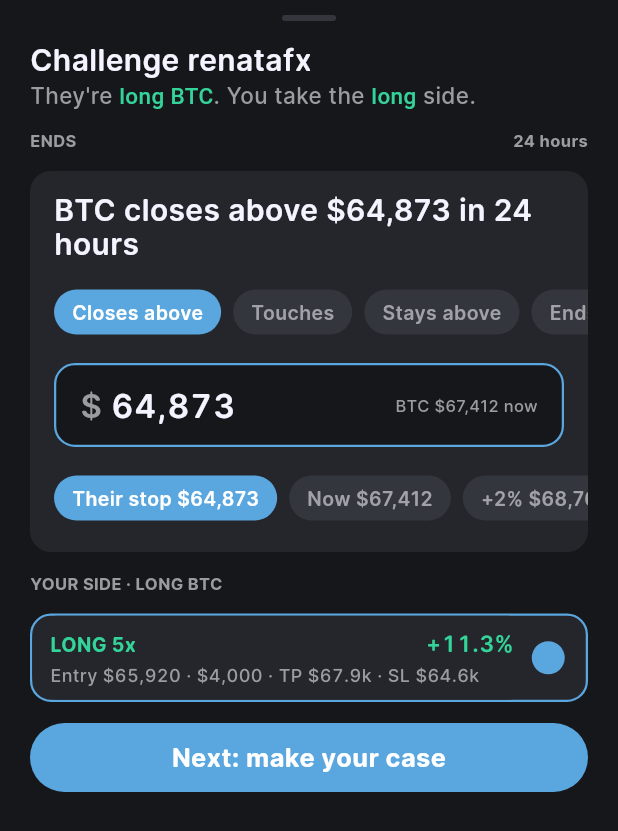
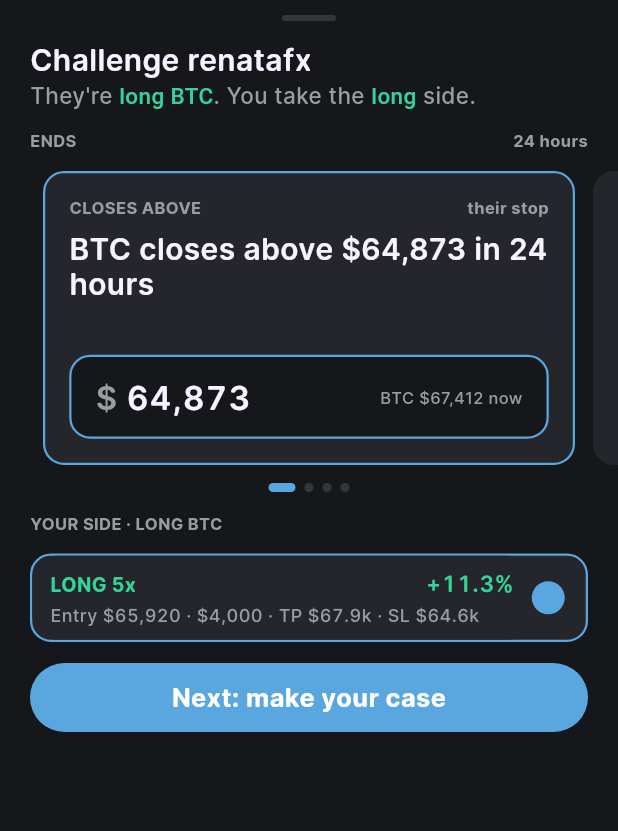
Before and after one commit to VistaMarkets/VistaColosseum, a Flutter app: the ChallengeSheet widget shown alone on an empty page, opened directly with sample values from the repository, on a phone screen of 412 x 824 dp. Shown: the top 831 px of the screen. Run offline on Flutter 3.47's test engine with Material 3 defaults, Android fonts, the phone set to English and light mode, and no system bars; our stand-ins replace flutter_svg; project files that could hold a hidden picture were left out.

Commit message:
Challenge sheet: swipe through ready-made challenge cards
Four ready-made challenges (past their stop, touches ±5%, stays short of
their target, ends higher/lower than now), each a full sentence with its
own price field; the card in view is the one posted. Replaces the
wording and price strips.

Co-Authored-By: Claude Opus 5.5 <noreply@anthropic.com>

```diff
--- a/app/lib/features/arena/challenge_sheet.dart
+++ b/app/lib/features/arena/challenge_sheet.dart
@@ -55,10 +55,39 @@ Future<void> startChallenge(BuildContext context, Take take) async {
   CallsStore.putOnDebate(take, debate.label);
 }
 
+/// One ready-made challenge on the carousel: its wording, why the price
+/// starts where it does, and the price (editable).
+class _Option {
+  _Option(this.kind, this.wording, this.note, double level)
+    : price = TextEditingController(text: _digits(level));
+
+  /// 0 closes, 1 touches, 2 stays, 3 ends (see [statement]).
+  final int kind;
+  final String wording;
+  final String note;
+  final TextEditingController price;
+
+  double? get level =>
+      double.tryParse(price.text.replaceAll(RegExp('[^0-9.]'), ''));
+
+  String statement(String ticker) {
+    final l = level;
+    final at = l == null ? r'$…' : MarketPrices.format(l, compact: true);
+    final verb = wording.toLowerCase();
+    return switch (kind) {
+      2 => '$ticker $verb $at for 24 hours',
+      3 => '$ticker $verb than $at in 24 hours',
+      _ => '$ticker $verb $at in 24 hours',
+    };
+  }
+}
+
+String _digits(double v) => groupDigits(v.roundToDouble(), 0);
+
 /// The Challenge sheet (Figma 578:273): who you're challenging and the side
-/// you take, when it ends, the debate (its sentence, the wording on a
-/// sideways strip, the price as its own field with shortcuts on another
-/// strip), your position on that side, then Next. Returns the debate.
+/// you take, when it ends, then ready-made challenges to swipe through
+/// (each a full sentence with its own price field), your position on that
+/// side, then Next. The card in view is the one posted. Returns the debate.
 class ChallengeSheet extends StatefulWidget {
   const ChallengeSheet({super.key, required this.take, required this.position});
 
@@ -75,66 +104,53 @@ class ChallengeSheet extends StatefulWidget {
 }
 
 class _ChallengeSheetState extends State<ChallengeSheet> {
-  int _wording = 0;
-  late final List<(String, double)> _prices = _priceOptions();
-  late final _price = TextEditingController(text: _digits(_prices.first.$2));
+  late final List<_Option> _options = _optionsFor();
+  final _pages = PageController(viewportFraction: 0.89);
+  int _page = 0;
 
-  bool get _long => widget.position.side == TradeSide.long;
   String get _ticker => widget.take.ticker;
+  _Option get _picked => _options[_page];
 
-  /// The long side argues up, the short side down.
-  List<String> get _wordings => _long
-      ? const ['Closes above', 'Touches', 'Stays above', 'Ends higher']
-      : const ['Closes below', 'Touches', 'Stays below', 'Ends lower'];
-
-  /// Their stop first (where their call is wrong), then now, steps your
-  /// way, and their target.
-  List<(String, double)> _priceOptions() {
+  /// Four challenges your way: past their stop, a stretch move, never
+  /// reaching their target, and simply from here.
+  List<_Option> _optionsFor() {
+    final long = widget.position.side == TradeSide.long;
     final now = MarketPrices.of(_ticker).value;
     final c = widget.take.call;
     final entry = c == null ? null : MarketPrices.base(_ticker) * c.entryRatio;
-    final dir = _long ? 1 : -1;
-    String fmt(double v) => MarketPrices.format(v, compact: true);
+    final dir = long ? 1 : -1;
     return [
-      if (entry != null)
-        ('Their stop ${fmt(entry * c!.stopLoss)}', entry * c.stopLoss),
-      ('Now ${fmt(now)}', now),
-      for (final pct in [2, 5])
-        (
-          '${dir > 0 ? '+' : '−'}$pct% ${fmt(now * (1 + dir * pct / 100))}',
-          now * (1 + dir * pct / 100),
+      _Option(
+        0,
+        long ? 'Closes above' : 'Closes below',
+        entry == null ? '${dir > 0 ? '+' : '−'}1%' : 'their stop',
+        entry == null ? now * (1 + dir * 0.01) : entry * c!.stopLoss,
       ),
-      if (entry != null)
-        ('Their TP ${fmt(entry * c!.takeProfit)}', entry * c.takeProfit),
+      _Option(1, 'Touches', '${dir > 0 ? '+' : '−'}5%', now * (1 + dir * 0.05)),
+      _Option(
+        2,
+        long ? 'Stays above' : 'Stays below',
+        entry == null ? '${dir > 0 ? '−' : '+'}2%' : 'their target, never hit',
+        entry == null ? now * (1 - dir * 0.02) : entry * c!.takeProfit,
+      ),
+      _Option(3, long ? 'Ends higher' : 'Ends lower', 'from now', now),
     ];
-  }
-
-  static String _digits(double v) => groupDigits(v.roundToDouble(), 0);
-
-  double? get _level =>
-      double.tryParse(_price.text.replaceAll(RegExp('[^0-9.]'), ''));
-
-  String get _statement {
-    final level = _level == null
-        ? r'$…'
-        : MarketPrices.format(_level!, compact: true);
-    final verb = _wordings[_wording].toLowerCase();
-    return switch (_wording) {
-      2 => '$_ticker $verb $level for 24 hours',
-      3 => '$_ticker $verb than $level in 24 hours',
-      _ => '$_ticker $verb $level in 24 hours',
-    };
   }
 
   @override
   void initState() {
     super.initState();
-    _price.addListener(() => setState(() {}));
+    for (final o in _options) {
+      o.price.addListener(() => setState(() {}));
+    }
   }
 
   @override
   void dispose() {
-    _price.dispose();
+    _pages.dispose();
+    for (final o in _options) {
+      o.price.dispose();
+    }
     super.dispose();
   }
 
@@ -144,12 +160,13 @@ class _ChallengeSheetState extends State<ChallengeSheet> {
     final change = m == null
         ? ''
         : '${m.changePct >= 0 ? '+' : '−'}${m.changePct.abs()}%';
+    final statement = _picked.statement(_ticker);
     Navigator.of(context).pop(
       LiveBattle(
         ticker: _ticker,
         change: change,
-        question: _statement,
-        chip: _statement,
+        question: statement,
+        chip: statement,
         // Only their call so far; yours joins when you post.
         longShare: widget.take.side == TradeSide.long ? 1 : 0,
         minutesLeft: ChallengeSheet.minutes,
@@ -167,9 +184,7 @@ class _ChallengeSheetState extends State<ChallengeSheet> {
       color: VistaColors.textMuted,
     );
     final label = VistaType.labelStrong.copyWith(color: VistaColors.textMuted);
-    final selectedPrice = _prices.indexWhere(
-      (o) => _level != null && _digits(o.$2) == _digits(_level!),
-    );
+    const side = VistaSpace.gutter + VistaSpace.xs;
 
     return Padding(
       padding: EdgeInsets.only(bottom: MediaQuery.viewInsetsOf(context).bottom),
@@ -177,9 +192,9 @@ class _ChallengeSheetState extends State<ChallengeSheet> {
         top: false,
         child: Padding(
           padding: const EdgeInsets.fromLTRB(
-            VistaSpace.gutter + VistaSpace.xs,
+            0,
             VistaSpace.lg,
-            VistaSpace.gutter + VistaSpace.xs,
+            0,
             VistaSpace.gutter,
           ),
           child: Column(
@@ -197,6 +212,11 @@ class _ChallengeSheetState extends State<ChallengeSheet> {
                 ),
               ),
               const SizedBox(height: VistaSpace.xxl),
+              Padding(
+                padding: const EdgeInsets.symmetric(horizontal: side),
+                child: Column(
+                  crossAxisAlignment: CrossAxisAlignment.stretch,
+                  children: [
                     Text('Challenge ${t.handle}', style: VistaType.title),
                     const SizedBox(height: VistaSpace.xs),
                     Text.rich(
@@ -224,55 +244,59 @@ class _ChallengeSheetState extends State<ChallengeSheet> {
                         Text('24 hours', style: label),
                       ],
                     ),
-              const SizedBox(height: VistaSpace.xxl),
-              // The debate: sentence, wording, price, price shortcuts.
-              Container(
-                padding: const EdgeInsets.only(
-                  left: VistaSpace.gutter,
-                  top: VistaSpace.xxl,
-                  bottom: VistaSpace.xxl,
-                ),
-                decoration: BoxDecoration(
-                  color: VistaColors.surface,
-                  borderRadius: BorderRadius.circular(14),
-                ),
-                clipBehavior: Clip.antiAlias,
-                child: Column(
-                  crossAxisAlignment: CrossAxisAlignment.start,
-                  children: [
-                    Padding(
-                      padding: const EdgeInsets.only(right: VistaSpace.gutter),
-                      child: Text(
-                        _statement,
-                        style: VistaType.title.copyWith(fontSize: 20),
-                      ),
-                    ),
-                    const SizedBox(height: VistaSpace.xl),
-                    _Strip(
-                      labels: _wordings,
-                      selected: _wording,
-                      onPick: (i) => setState(() => _wording = i),
-                    ),
-                    const SizedBox(height: VistaSpace.xl),
-                    Padding(
-                      padding: const EdgeInsets.only(right: VistaSpace.gutter),
-                      child: _PriceField(controller: _price, ticker: _ticker),
-                    ),
-                    const SizedBox(height: VistaSpace.xl),
-                    _Strip(
-                      labels: [for (final o in _prices) o.$1],
-                      selected: selectedPrice,
-                      onPick: (i) {
-                        _price.text = _digits(_prices[i].$2);
-                        _price.selection = TextSelection.collapsed(
-                          offset: _price.text.length,
-                        );
-                      },
-                    ),
                   ],
                 ),
               ),
               const SizedBox(height: VistaSpace.xxl),
+              // Ready-made challenges, the next one peeking in.
+              SizedBox(
+                height: 196,
+                child: PageView.builder(
+                  controller: _pages,
+                  itemCount: _options.length,
+                  onPageChanged: (i) {
+                    HapticFeedback.selectionClick();
+                    setState(() => _page = i);
+                  },
+                  // Centred, so every card lines up and its neighbours peek.
+                  itemBuilder: (context, i) => Padding(
+                    padding: const EdgeInsets.symmetric(
+                      horizontal: VistaSpace.sm,
+                    ),
+                    child: _ChallengeCard(
+                      key: ValueKey('challenge-card-$i'),
+                      option: _options[i],
+                      ticker: _ticker,
+                      picked: i == _page,
+                    ),
+                  ),
+                ),
+              ),
+              const SizedBox(height: VistaSpace.xl),
+              Row(
+                mainAxisAlignment: MainAxisAlignment.center,
+                children: [
+                  for (var i = 0; i < _options.length; i++)
+                    AnimatedContainer(
+                      duration: VistaMotion.state,
+                      margin: const EdgeInsets.symmetric(horizontal: 3),
+                      width: i == _page ? 18 : 6,
+                      height: 6,
+                      decoration: BoxDecoration(
+                        color: i == _page
+                            ? VistaColors.accent
+                            : VistaColors.surfaceRaised,
+                        borderRadius: BorderRadius.circular(VistaRadius.pill),
+                      ),
+                    ),
+                ],
+              ),
+              const SizedBox(height: VistaSpace.xxl),
+              Padding(
+                padding: const EdgeInsets.symmetric(horizontal: side),
+                child: Column(
+                  crossAxisAlignment: CrossAxisAlignment.stretch,
+                  children: [
                     Text(
                       'YOUR SIDE · ${p.side.label.toUpperCase()} $_ticker',
                       style: label,
@@ -284,7 +308,10 @@ class _ChallengeSheetState extends State<ChallengeSheet> {
                       decoration: BoxDecoration(
                         color: VistaColors.surface,
                         borderRadius: BorderRadius.circular(14),
-                  border: Border.all(color: VistaColors.accent, width: 1.5),
+                        border: Border.all(
+                          color: VistaColors.accent,
+                          width: 1.5,
+                        ),
                       ),
                       clipBehavior: Clip.antiAlias,
                       child: Row(
@@ -311,7 +338,10 @@ class _ChallengeSheetState extends State<ChallengeSheet> {
                       label: 'Next: make your case',
                       variant: VistaPillVariant.accent,
                       foreground: VistaColors.onAccent,
-                onPressed: _level == null ? null : _next,
+                      onPressed: _picked.level == null ? null : _next,
+                    ),
+                  ],
+                ),
               ),
             ],
           ),
@@ -321,37 +351,52 @@ class _ChallengeSheetState extends State<ChallengeSheet> {
   }
 }
 
-/// A row of choice pills that scrolls sideways, running to the card's
-/// edge; the picked one is filled.
-class _Strip extends StatelessWidget {
-  const _Strip({
-    required this.labels,
-    required this.selected,
-    required this.onPick,
+/// A ready-made challenge: the wording and where its price came from, the
+/// whole sentence, and its price field. The one in view is outlined.
+class _ChallengeCard extends StatelessWidget {
+  const _ChallengeCard({
+    super.key,
+    required this.option,
+    required this.ticker,
+    required this.picked,
   });
 
-  final List<String> labels;
-
-  /// -1 when none matches.
-  final int selected;
-  final ValueChanged<int> onPick;
+  final _Option option;
+  final String ticker;
+  final bool picked;
 
   @override
   Widget build(BuildContext context) {
-    return SingleChildScrollView(
-      scrollDirection: Axis.horizontal,
-      padding: const EdgeInsets.only(right: VistaSpace.gutter),
-      child: Row(
+    final label = VistaType.labelStrong.copyWith(color: VistaColors.textMuted);
+    return AnimatedContainer(
+      duration: VistaMotion.state,
+      padding: const EdgeInsets.all(VistaSpace.gutter),
+      decoration: BoxDecoration(
+        color: VistaColors.surface,
+        borderRadius: BorderRadius.circular(14),
+        border: Border.all(
+          color: picked ? VistaColors.accent : Colors.transparent,
+          width: 1.5,
+        ),
+      ),
+      child: Column(
+        crossAxisAlignment: CrossAxisAlignment.start,
         children: [
-          for (var i = 0; i < labels.length; i++) ...[
-            if (i > 0) const SizedBox(width: VistaSpace.md),
-            VistaFilterChip(
-              label: labels[i],
-              accent: true,
-              selected: i == selected,
-              onPressed: () => onPick(i),
+          Row(
+            children: [
+              Expanded(child: Text(option.wording.toUpperCase(), style: label)),
+              Text(option.note, style: label),
+            ],
           ),
-          ],
+          const SizedBox(height: VistaSpace.lg),
+          Text(
+            option.statement(ticker),
+            style: VistaType.title.copyWith(fontSize: 20),
+            maxLines: 2,
+            overflow: TextOverflow.ellipsis,
+          ),
+          const Spacer(),
+          _PriceField(controller: option.price, ticker: ticker),
         ],
       ),
     );
```
Also changed, not shown: 2 other files. Lines whose indentation alone changed are shown as unchanged.
